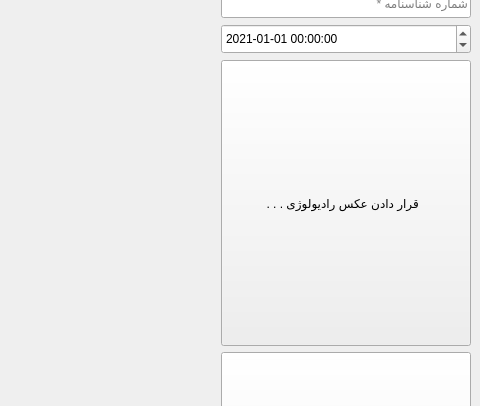
Qt form gui/edit_book_radio.ui (ali-ghazi78/AP-final_project) before a commit; both pictures show x 585 to 1065 and y 129 to 535 of the 1065 by 798 pixel window.
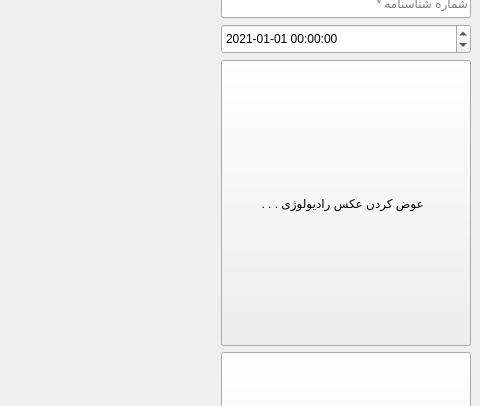
The same form after that commit.

Patch:
```diff
--- a/gui/edit_book_radio.ui
+++ b/gui/edit_book_radio.ui
@@ -233,7 +233,7 @@
          </size>
         </property>
         <property name="text">
-         <string>. . . قرار دادن عکس رادیولوژی  </string>
+         <string>. . . عوض کردن عکس رادیولوژی  </string>
         </property>
        </widget>
       </item>
```
